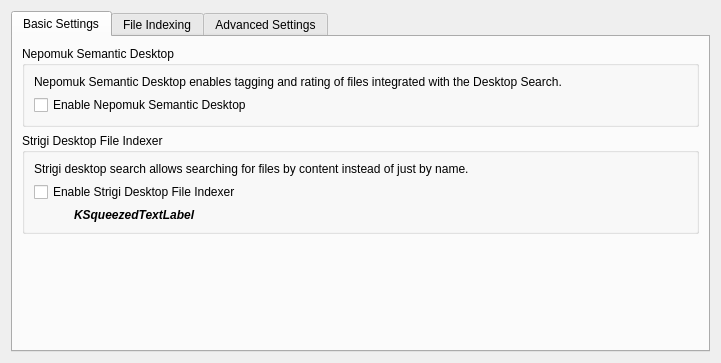
Qt form nepomuk/kcm/nepomukconfigwidget.ui (KDE/kde-runtime) before a commit.
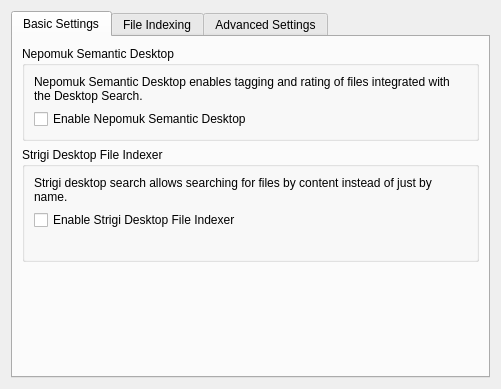
The same form after that commit. The open tabs and pages were chosen to show the change. Custom widgets are drawn as their Qt base class.

Commit message: implemented mem usage and removable media config options

Diff of the .ui file:
```diff
--- a/nepomuk/kcm/nepomukconfigwidget.ui
+++ b/nepomuk/kcm/nepomukconfigwidget.ui
@@ -3,14 +3,6 @@
  <author>Sebastian Trueg</author>
  <class>NepomukConfigWidget</class>
  <widget class="QWidget" name="NepomukConfigWidget">
-  <property name="geometry">
-   <rect>
-    <x>0</x>
-    <y>0</y>
-    <width>721</width>
-    <height>363</height>
-   </rect>
-  </property>
   <layout class="QVBoxLayout">
    <item>
     <widget class="KTabWidget" name="tabWidget">
@@ -104,9 +96,6 @@
                 <bold>true</bold>
                </font>
               </property>
-              <property name="text">
-               <string comment="KDE::DoNotExtract">KSqueezedTextLabel</string>
-              </property>
              </widget>
             </item>
            </layout>
```
Left out of the diff: 12 changed lines with no effect on the pictures. The commit also changes 1 other file.
